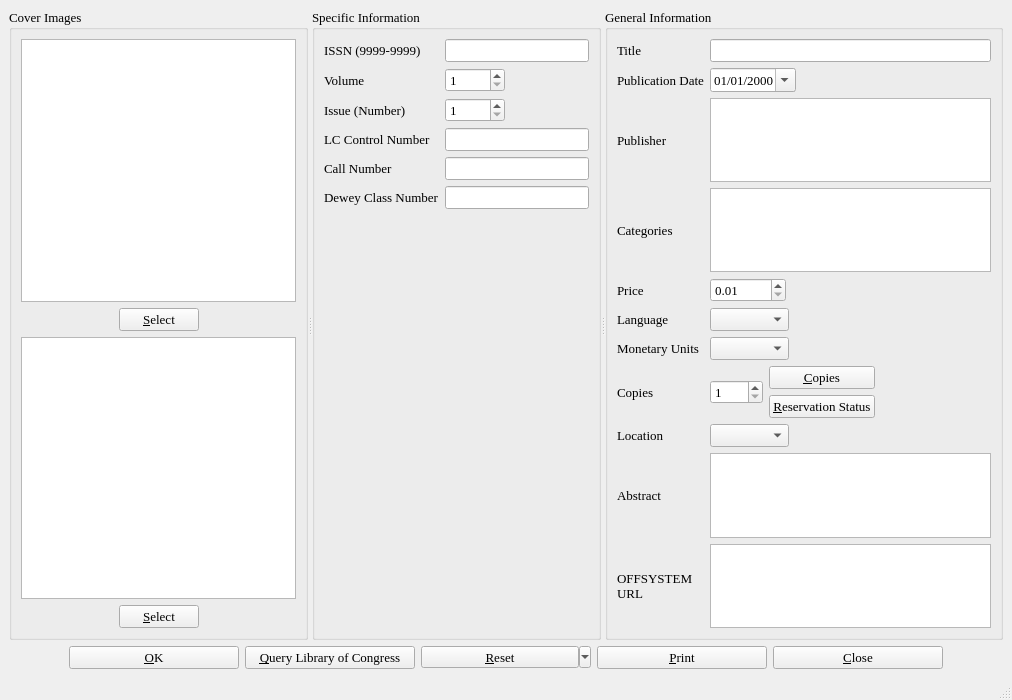
This is maginfo.ui in textbrowser/biblioteq as Qt 5 draws it before an edit. The edited form follows.
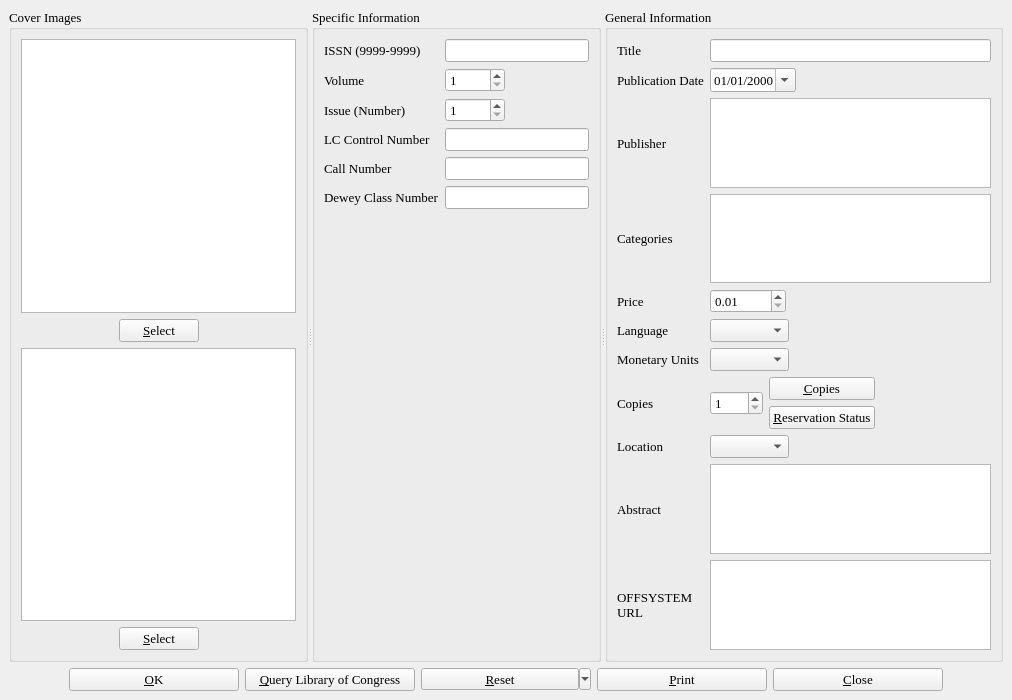
This is the edited form. Icons and pictures are not drawn. Custom widgets are drawn as their Qt base class.

Patch:
```diff
--- a/maginfo.ui
+++ b/maginfo.ui
@@ -1050,7 +1050,6 @@
     </item>
    </layout>
   </widget>
-  <widget class="QStatusBar" name="statusBar" />
  </widget>
  <customwidgets>
   <customwidget>
```
